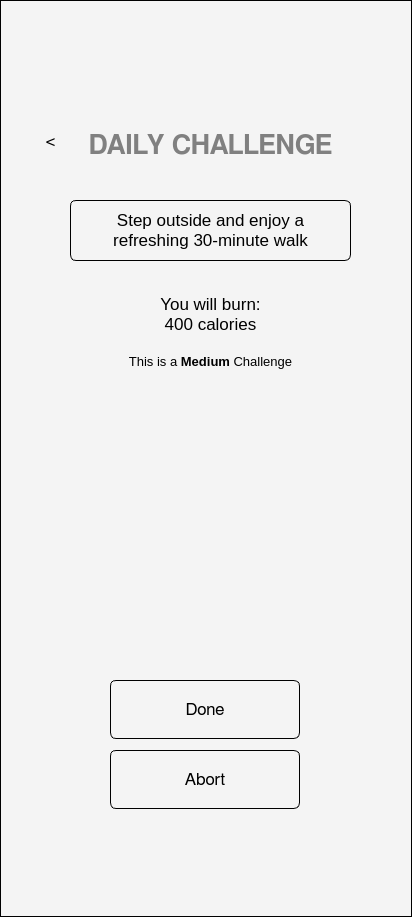
The window that ui/daily_challenge_screen.ui (SWE-Project-Org/SWE-Project) describes before a commit, drawn with Qt 5.
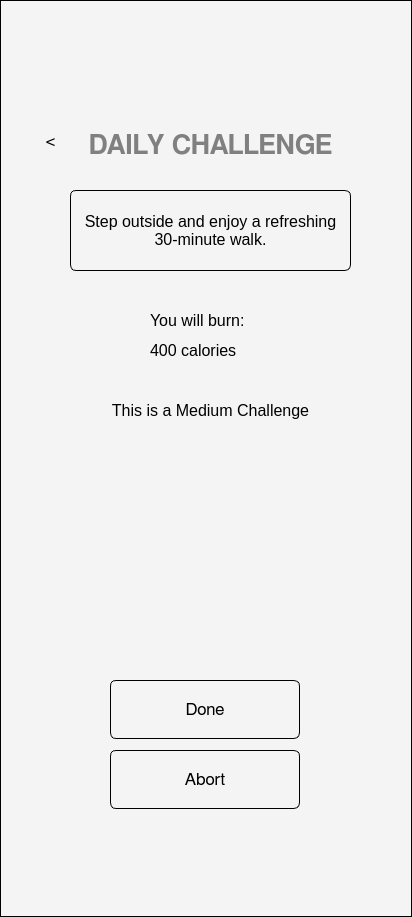
The same window after the commit.

Commit message: Changes in screen files, script to create ui_py files

The edit to the form file:
```diff
--- a/ui/daily_challenge_screen.ui
+++ b/ui/daily_challenge_screen.ui
@@ -81,69 +81,6 @@
     <string>&lt;</string>
    </property>
   </widget>
-  <widget class="QTextBrowser" name="textBrowser">
-   <property name="geometry">
-    <rect>
-     <x>70</x>
-     <y>200</y>
-     <width>281</width>
-     <height>61</height>
-    </rect>
-   </property>
-   <property name="styleSheet">
-    <string notr="true">color: ffffff;background-color: #00000000;
-border-radius: 6px;
-    padding: 5px;</string>
-   </property>
-   <property name="verticalScrollBarPolicy">
-    <enum>Qt::ScrollBarPolicy::ScrollBarAlwaysOff</enum>
-   </property>
-   <property name="horizontalScrollBarPolicy">
-    <enum>Qt::ScrollBarPolicy::ScrollBarAlwaysOff</enum>
-   </property>
-   <property name="html">
-    <string>&lt;!DOCTYPE HTML PUBLIC &quot;-//W3C//DTD HTML 4.0//EN&quot; &quot;http://www.w3.org/TR/REC-html40/strict.dtd&quot;&gt;
-&lt;html&gt;&lt;head&gt;&lt;meta name=&quot;qrichtext&quot; content=&quot;1&quot; /&gt;&lt;meta charset=&quot;utf-8&quot; /&gt;&lt;style type=&quot;text/css&quot;&gt;
-p, li { white-space: pre-wrap; }
-hr { height: 1px; border-width: 0; }
-li.unchecked::marker { content: &quot;\2610&quot;; }
-li.checked::marker { content: &quot;\2612&quot;; }
-&lt;/style&gt;&lt;/head&gt;&lt;body style=&quot; font-family:'Noto Sans'; font-size:10pt; font-weight:400; font-style:normal;&quot;&gt;
-&lt;p align=&quot;center&quot; style=&quot; margin-top:0px; margin-bottom:0px; margin-left:0px; margin-right:0px; -qt-block-indent:0; text-indent:0px;&quot;&gt;&lt;span style=&quot; font-family:'FreeSans'; font-size:13pt;&quot;&gt;Step outside and enjoy a refreshing 30-minute walk&lt;/span&gt;&lt;/p&gt;&lt;/body&gt;&lt;/html&gt;</string>
-   </property>
-  </widget>
-  <widget class="QTextBrowser" name="textBrowser_2">
-   <property name="geometry">
-    <rect>
-     <x>70</x>
-     <y>290</y>
-     <width>281</width>
-     <height>91</height>
-    </rect>
-   </property>
-   <property name="styleSheet">
-    <string notr="true">border: 0; color: black;</string>
-   </property>
-   <property name="verticalScrollBarPolicy">
-    <enum>Qt::ScrollBarPolicy::ScrollBarAlwaysOff</enum>
-   </property>
-   <property name="horizontalScrollBarPolicy">
-    <enum>Qt::ScrollBarPolicy::ScrollBarAlwaysOff</enum>
-   </property>
-   <property name="html">
-    <string>&lt;!DOCTYPE HTML PUBLIC &quot;-//W3C//DTD HTML 4.0//EN&quot; &quot;http://www.w3.org/TR/REC-html40/strict.dtd&quot;&gt;
-&lt;html&gt;&lt;head&gt;&lt;meta name=&quot;qrichtext&quot; content=&quot;1&quot; /&gt;&lt;meta charset=&quot;utf-8&quot; /&gt;&lt;style type=&quot;text/css&quot;&gt;
-p, li { white-space: pre-wrap; }
-hr { height: 1px; border-width: 0; }
-li.unchecked::marker { content: &quot;\2610&quot;; }
-li.checked::marker { content: &quot;\2612&quot;; }
-&lt;/style&gt;&lt;/head&gt;&lt;body style=&quot; font-family:'Noto Sans'; font-size:10pt; font-weight:400; font-style:normal;&quot;&gt;
-&lt;p align=&quot;center&quot; style=&quot; margin-top:0px; margin-bottom:0px; margin-left:0px; margin-right:0px; -qt-block-indent:0; text-indent:0px;&quot;&gt;&lt;span style=&quot; font-family:'FreeSans'; font-size:13pt;&quot;&gt;You will burn:&lt;/span&gt;&lt;/p&gt;
-&lt;p align=&quot;center&quot; style=&quot; margin-top:0px; margin-bottom:0px; margin-left:0px; margin-right:0px; -qt-block-indent:0; text-indent:0px;&quot;&gt;&lt;span style=&quot; font-family:'FreeSans'; font-size:13pt;&quot;&gt;400 calories&lt;/span&gt;&lt;/p&gt;
-&lt;p style=&quot;-qt-paragraph-type:empty; margin-top:0px; margin-bottom:0px; margin-left:0px; margin-right:0px; -qt-block-indent:0; text-indent:0px; font-family:'FreeSans'; font-size:13pt;&quot;&gt;&lt;br /&gt;&lt;/p&gt;
-&lt;p align=&quot;center&quot; style=&quot; margin-top:0px; margin-bottom:0px; margin-left:0px; margin-right:0px; -qt-block-indent:0; text-indent:0px;&quot;&gt;This is a &lt;span style=&quot; font-weight:700;&quot;&gt;Medium&lt;/span&gt; Challenge&lt;/p&gt;&lt;/body&gt;&lt;/html&gt;</string>
-   </property>
-  </widget>
   <widget class="QPushButton" name="pushButton_5">
    <property name="geometry">
     <rect>
@@ -194,6 +131,107 @@
     <string>Abort</string>
    </property>
   </widget>
+  <widget class="QLabel" name="label_4">
+   <property name="geometry">
+    <rect>
+     <x>70</x>
+     <y>190</y>
+     <width>281</width>
+     <height>81</height>
+    </rect>
+   </property>
+   <property name="font">
+    <font>
+     <pointsize>12</pointsize>
+    </font>
+   </property>
+   <property name="styleSheet">
+    <string notr="true">color: ffffff;background-color: #00000000;
+border-radius: 6px;
+    padding: 5px;</string>
+   </property>
+   <property name="text">
+    <string>Step outside and enjoy a refreshing 30-minute walk.</string>
+   </property>
+   <property name="alignment">
+    <set>Qt::AlignmentFlag::AlignCenter</set>
+   </property>
+   <property name="wordWrap">
+    <bool>true</bool>
+   </property>
+  </widget>
+  <widget class="QLabel" name="label_5">
+   <property name="geometry">
+    <rect>
+     <x>150</x>
+     <y>300</y>
+     <width>111</width>
+     <height>41</height>
+    </rect>
+   </property>
+   <property name="font">
+    <font>
+     <pointsize>12</pointsize>
+    </font>
+   </property>
+   <property name="styleSheet">
+    <string notr="true">color: black;
+border: 0;</string>
+   </property>
+   <property name="text">
+    <string>You will burn:</string>
+   </property>
+  </widget>
+  <widget class="QLabel" name="label_6">
+   <property name="geometry">
+    <rect>
+     <x>150</x>
+     <y>330</y>
+     <width>91</width>
+     <height>41</height>
+    </rect>
+   </property>
+   <property name="font">
+    <font>
+     <pointsize>12</pointsize>
+    </font>
+   </property>
+   <property name="styleSheet">
+    <string notr="true">color: black;
+border: 0;</string>
+   </property>
+   <property name="text">
+    <string>400 calories</string>
+   </property>
+  </widget>
+  <widget class="QLabel" name="label_7">
+   <property name="geometry">
+    <rect>
+     <x>80</x>
+     <y>390</y>
+     <width>261</width>
+     <height>41</height>
+    </rect>
+   </property>
+   <property name="font">
+    <font>
+     <pointsize>12</pointsize>
+    </font>
+   </property>
+   <property name="styleSheet">
+    <string notr="true">color: black;
+border: 0;</string>
+   </property>
+   <property name="text">
+    <string>This is a Medium Challenge</string>
+   </property>
+   <property name="alignment">
+    <set>Qt::AlignmentFlag::AlignCenter</set>
+   </property>
+   <property name="wordWrap">
+    <bool>true</bool>
+   </property>
+  </widget>
  </widget>
  <resources/>
  <connections/>
```
The commit also changes 25 other files.
